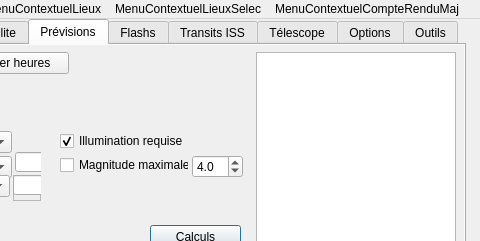
Above: src/interface/onglets.ui from mconsidine/previsat_archive before the change; both pictures show x 312 to 792 and y 0 to 241 of the 792 by 241 pixel window. Below: the same form after it.
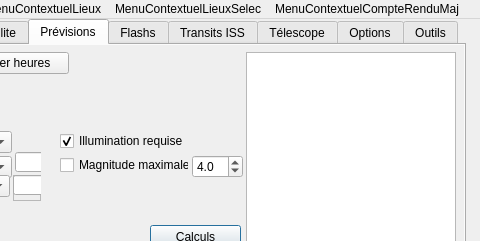
That is the form after the change. The open tabs and pages were chosen to show the change. Icons and pictures are not drawn.

Commit message: Redimensionnement des listes

```diff
--- a/src/interface/onglets.ui
+++ b/src/interface/onglets.ui
@@ -5796,9 +5796,9 @@
      <widget class="QListWidget" name="liste2">
       <property name="geometry">
        <rect>
-        <x>566</x>
+        <x>556</x>
         <y>7</y>
-        <width>200</width>
+        <width>210</width>
         <height>200</height>
        </rect>
       </property>
```
Left out of the diff: 8 changed lines with no effect on the pictures.
